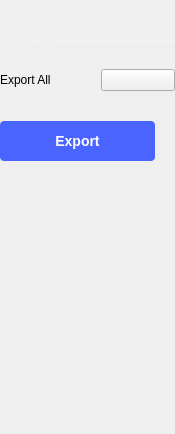
analogdevicesinc/scopy, file ui/osc_export_settings.ui: the form before one commit.
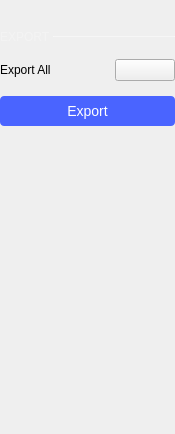
The form after the commit. Custom widgets are drawn as their Qt base class.

Commit message: ui/osc_export_settings.ui: Change the style and resize the export button.

What changed in the file:
```diff
--- a/ui/osc_export_settings.ui
+++ b/ui/osc_export_settings.ui
@@ -64,7 +64,7 @@
         <property name="sizeHint" stdset="0">
          <size>
           <width>20</width>
-          <height>25</height>
+          <height>20</height>
          </size>
         </property>
        </spacer>
@@ -123,7 +123,7 @@
       <item>
        <layout class="QVBoxLayout" name="verticalLayout_3">
         <property name="spacing">
-         <number>10</number>
+         <number>15</number>
         </property>
         <property name="leftMargin">
          <number>0</number>
@@ -145,7 +145,7 @@
           <property name="sizeHint" stdset="0">
            <size>
             <width>20</width>
-            <height>10</height>
+            <height>5</height>
            </size>
           </property>
          </spacer>
@@ -158,7 +158,7 @@
           <item>
            <widget class="QLabel" name="label_3">
             <property name="sizePolicy">
-             <sizepolicy hsizetype="Fixed" vsizetype="Preferred">
+             <sizepolicy hsizetype="Minimum" vsizetype="Preferred">
               <horstretch>0</horstretch>
               <verstretch>0</verstretch>
              </sizepolicy>
@@ -223,22 +223,6 @@
             </property>
            </layout>
           </item>
-          <item>
-           <spacer name="horizontalSpacer_2">
-            <property name="orientation">
-             <enum>Qt::Horizontal</enum>
-            </property>
-            <property name="sizeType">
-             <enum>QSizePolicy::Preferred</enum>
-            </property>
-            <property name="sizeHint" stdset="0">
-             <size>
-              <width>20</width>
-              <height>20</height>
-             </size>
-            </property>
-           </spacer>
-          </item>
          </layout>
         </item>
         <item>
@@ -261,37 +245,28 @@
           <item>
            <widget class="QPushButton" name="btnExport">
             <property name="styleSheet">
-             <string notr="true">height:40px;
-background-color: #4A64FF;
-border-radius: 4px;
+             <string notr="true">QPushButton {
+  min-height: 30px;
+  max-height: 30px;
 
-font-family: Arial;
-font-size: 14px;
-font-weight: bold;
-line-height: 16px;
-color: #FFFFFF;</string>
+  border: 0px;
+  border-radius: 4px;
+
+  background-color: #4a64ff;
+  color: #ffffff;
+
+  font-size: 14px;
+}
+
+QPushButton:pressed {
+  background-color: #2a44df;
+}</string>
             </property>
             <property name="text">
              <string>Export</string>
             </property>
            </widget>
           </item>
-          <item>
-           <spacer name="horizontalSpacer">
-            <property name="orientation">
-             <enum>Qt::Horizontal</enum>
-            </property>
-            <property name="sizeType">
-             <enum>QSizePolicy::Preferred</enum>
-            </property>
-            <property name="sizeHint" stdset="0">
-             <size>
-              <width>20</width>
-              <height>20</height>
-             </size>
-            </property>
-           </spacer>
-          </item>
          </layout>
         </item>
        </layout>
```
